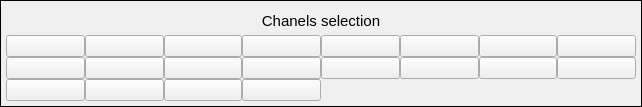
Qt form settingChannelSelection.ui (coucou1121/Datalogger) before a commit.
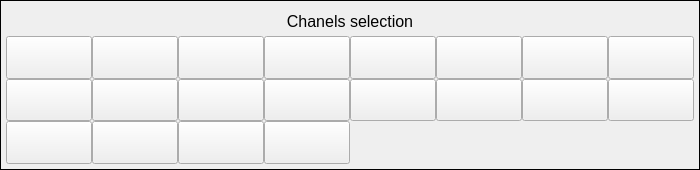
The same form after that commit.

Commit message: New display HMI setting But keep bug over 65509 values reading

```diff
--- a/settingChannelSelection.ui
+++ b/settingChannelSelection.ui
@@ -6,16 +6,33 @@
    <rect>
     <x>0</x>
     <y>0</y>
-    <width>642</width>
-    <height>107</height>
+    <width>700</width>
+    <height>170</height>
    </rect>
   </property>
+  <property name="sizePolicy">
+   <sizepolicy hsizetype="Fixed" vsizetype="Fixed">
+    <horstretch>0</horstretch>
+    <verstretch>0</verstretch>
+   </sizepolicy>
+  </property>
   <property name="minimumSize">
    <size>
-    <width>320</width>
-    <height>75</height>
+    <width>700</width>
+    <height>170</height>
    </size>
   </property>
+  <property name="maximumSize">
+   <size>
+    <width>700</width>
+    <height>170</height>
+   </size>
+  </property>
+  <property name="font">
+   <font>
+    <kerning>false</kerning>
+   </font>
+  </property>
   <property name="windowTitle">
    <string>Form</string>
   </property>
@@ -38,13 +55,72 @@
    <property name="spacing">
     <number>0</number>
    </property>
-   <item row="2" column="0">
-    <widget class="QPushButton" name="btDI9">
+   <item row="2" column="4">
+    <widget class="QPushButton" name="btDI13">
      <property name="sizePolicy">
-      <sizepolicy hsizetype="Minimum" vsizetype="Expanding">
+      <sizepolicy hsizetype="Expanding" vsizetype="Expanding">
        <horstretch>0</horstretch>
        <verstretch>0</verstretch>
       </sizepolicy>
+     </property>
+     <property name="minimumSize">
+      <size>
+       <width>40</width>
+       <height>40</height>
+      </size>
+     </property>
+     <property name="font">
+      <font>
+       <pointsize>12</pointsize>
+      </font>
+     </property>
+     <property name="text">
+      <string/>
+     </property>
+    </widget>
+   </item>
+   <item row="2" column="2">
+    <widget class="QPushButton" name="btDI11">
+     <property name="sizePolicy">
+      <sizepolicy hsizetype="Expanding" vsizetype="Expanding">
+       <horstretch>0</horstretch>
+       <verstretch>0</verstretch>
+      </sizepolicy>
+     </property>
+     <property name="minimumSize">
+      <size>
+       <width>40</width>
+       <height>40</height>
+      </size>
+     </property>
+     <property name="font">
+      <font>
+       <pointsize>12</pointsize>
+      </font>
+     </property>
+     <property name="text">
+      <string/>
+     </property>
+    </widget>
+   </item>
+   <item row="2" column="1">
+    <widget class="QPushButton" name="btDI10">
+     <property name="sizePolicy">
+      <sizepolicy hsizetype="Expanding" vsizetype="Expanding">
+       <horstretch>0</horstretch>
+       <verstretch>0</verstretch>
+      </sizepolicy>
+     </property>
+     <property name="minimumSize">
+      <size>
+       <width>40</width>
+       <height>40</height>
+      </size>
+     </property>
+     <property name="font">
+      <font>
+       <pointsize>12</pointsize>
+      </font>
      </property>
      <property name="text">
       <string/>
@@ -54,23 +130,21 @@
    <item row="1" column="3">
     <widget class="QPushButton" name="btDI4">
      <property name="sizePolicy">
-      <sizepolicy hsizetype="Minimum" vsizetype="Expanding">
+      <sizepolicy hsizetype="Expanding" vsizetype="Expanding">
        <horstretch>0</horstretch>
        <verstretch>0</verstretch>
       </sizepolicy>
      </property>
-     <property name="text">
-      <string/>
+     <property name="minimumSize">
+      <size>
+       <width>40</width>
+       <height>40</height>
+      </size>
      </property>
-    </widget>
-   </item>
-   <item row="1" column="2">
-    <widget class="QPushButton" name="btDI3">
-     <property name="sizePolicy">
-      <sizepolicy hsizetype="Minimum" vsizetype="Expanding">
-       <horstretch>0</horstretch>
-       <verstretch>0</verstretch>
-      </sizepolicy>
+     <property name="font">
+      <font>
+       <pointsize>12</pointsize>
+      </font>
      </property>
      <property name="text">
       <string/>
@@ -80,10 +154,45 @@
    <item row="1" column="1">
     <widget class="QPushButton" name="btDI2">
      <property name="sizePolicy">
-      <sizepolicy hsizetype="Minimum" vsizetype="Expanding">
+      <sizepolicy hsizetype="Expanding" vsizetype="Expanding">
        <horstretch>0</horstretch>
        <verstretch>0</verstretch>
       </sizepolicy>
+     </property>
+     <property name="minimumSize">
+      <size>
+       <width>40</width>
+       <height>40</height>
+      </size>
+     </property>
+     <property name="font">
+      <font>
+       <pointsize>12</pointsize>
+      </font>
+     </property>
+     <property name="text">
+      <string/>
+     </property>
+    </widget>
+   </item>
+   <item row="3" column="0">
+    <widget class="QPushButton" name="btAI1">
+     <property name="sizePolicy">
+      <sizepolicy hsizetype="Expanding" vsizetype="Expanding">
+       <horstretch>0</horstretch>
+       <verstretch>0</verstretch>
+      </sizepolicy>
+     </property>
+     <property name="minimumSize">
+      <size>
+       <width>40</width>
+       <height>40</height>
+      </size>
+     </property>
+     <property name="font">
+      <font>
+       <pointsize>12</pointsize>
+      </font>
      </property>
      <property name="text">
       <string/>
@@ -93,23 +202,72 @@
    <item row="1" column="5">
     <widget class="QPushButton" name="btDI6">
      <property name="sizePolicy">
-      <sizepolicy hsizetype="Minimum" vsizetype="Expanding">
+      <sizepolicy hsizetype="Expanding" vsizetype="Expanding">
        <horstretch>0</horstretch>
        <verstretch>0</verstretch>
       </sizepolicy>
      </property>
+     <property name="minimumSize">
+      <size>
+       <width>40</width>
+       <height>40</height>
+      </size>
+     </property>
+     <property name="font">
+      <font>
+       <pointsize>12</pointsize>
+      </font>
+     </property>
      <property name="text">
       <string/>
      </property>
     </widget>
    </item>
-   <item row="1" column="6">
-    <widget class="QPushButton" name="btDI7">
+   <item row="2" column="7">
+    <widget class="QPushButton" name="btDI16">
      <property name="sizePolicy">
-      <sizepolicy hsizetype="Preferred" vsizetype="Expanding">
+      <sizepolicy hsizetype="Expanding" vsizetype="Expanding">
        <horstretch>0</horstretch>
        <verstretch>0</verstretch>
       </sizepolicy>
+     </property>
+     <property name="minimumSize">
+      <size>
+       <width>40</width>
+       <height>40</height>
+      </size>
+     </property>
+     <property name="font">
+      <font>
+       <pointsize>12</pointsize>
+      </font>
+     </property>
+     <property name="text">
+      <string/>
+     </property>
+     <property name="default">
+      <bool>false</bool>
+     </property>
+    </widget>
+   </item>
+   <item row="2" column="6">
+    <widget class="QPushButton" name="btDI15">
+     <property name="sizePolicy">
+      <sizepolicy hsizetype="Expanding" vsizetype="Expanding">
+       <horstretch>0</horstretch>
+       <verstretch>0</verstretch>
+      </sizepolicy>
+     </property>
+     <property name="minimumSize">
+      <size>
+       <width>40</width>
+       <height>40</height>
+      </size>
+     </property>
+     <property name="font">
+      <font>
+       <pointsize>12</pointsize>
+      </font>
      </property>
      <property name="text">
       <string/>
@@ -119,10 +277,45 @@
    <item row="1" column="4">
     <widget class="QPushButton" name="btDI5">
      <property name="sizePolicy">
-      <sizepolicy hsizetype="Minimum" vsizetype="Expanding">
+      <sizepolicy hsizetype="Expanding" vsizetype="Expanding">
        <horstretch>0</horstretch>
        <verstretch>0</verstretch>
       </sizepolicy>
+     </property>
+     <property name="minimumSize">
+      <size>
+       <width>40</width>
+       <height>40</height>
+      </size>
+     </property>
+     <property name="font">
+      <font>
+       <pointsize>12</pointsize>
+      </font>
+     </property>
+     <property name="text">
+      <string/>
+     </property>
+    </widget>
+   </item>
+   <item row="1" column="2">
+    <widget class="QPushButton" name="btDI3">
+     <property name="sizePolicy">
+      <sizepolicy hsizetype="Expanding" vsizetype="Expanding">
+       <horstretch>0</horstretch>
+       <verstretch>0</verstretch>
+      </sizepolicy>
+     </property>
+     <property name="minimumSize">
+      <size>
+       <width>40</width>
+       <height>40</height>
+      </size>
+     </property>
+     <property name="font">
+      <font>
+       <pointsize>12</pointsize>
+      </font>
      </property>
      <property name="text">
       <string/>
@@ -132,62 +325,21 @@
    <item row="1" column="0">
     <widget class="QPushButton" name="btDI1">
      <property name="sizePolicy">
-      <sizepolicy hsizetype="Minimum" vsizetype="Expanding">
+      <sizepolicy hsizetype="Expanding" vsizetype="Expanding">
        <horstretch>0</horstretch>
        <verstretch>0</verstretch>
       </sizepolicy>
      </property>
-     <property name="text">
-      <string/>
+     <property name="minimumSize">
+      <size>
+       <width>40</width>
+       <height>40</height>
+      </size>
      </property>
-    </widget>
-   </item>
-   <item row="3" column="0">
-    <widget class="QPushButton" name="btAI1">
-     <property name="sizePolicy">
-      <sizepolicy hsizetype="Minimum" vsizetype="Expanding">
-       <horstretch>0</horstretch>
-       <verstretch>0</verstretch>
-      </sizepolicy>
-     </property>
-     <property name="text">
-      <string/>
-     </property>
-    </widget>
-   </item>
-   <item row="1" column="7">
-    <widget class="QPushButton" name="btDI8">
-     <property name="sizePolicy">
-      <sizepolicy hsizetype="Minimum" vsizetype="Minimum">
-       <horstretch>0</horstretch>
-       <verstretch>0</verstretch>
-      </sizepolicy>
-     </property>
-     <property name="text">
-      <string/>
-     </property>
-    </widget>
-   </item>
-   <item row="2" column="1">
-    <widget class="QPushButton" name="btDI10">
-     <property name="sizePolicy">
-      <sizepolicy hsizetype="Minimum" vsizetype="Expanding">
-       <horstretch>0</horstretch>
-       <verstretch>0</verstretch>
-      </sizepolicy>
-     </property>
-     <property name="text">
-      <string/>
-     </property>
-    </widget>
-   </item>
-   <item row="2" column="2">
-    <widget class="QPushButton" name="btDI11">
-     <property name="sizePolicy">
-      <sizepolicy hsizetype="Minimum" vsizetype="Expanding">
-       <horstretch>0</horstretch>
-       <verstretch>0</verstretch>
-      </sizepolicy>
+     <property name="font">
+      <font>
+       <pointsize>12</pointsize>
+      </font>
      </property>
      <property name="text">
       <string/>
@@ -197,23 +349,69 @@
    <item row="2" column="3">
     <widget class="QPushButton" name="btDI12">
      <property name="sizePolicy">
-      <sizepolicy hsizetype="Minimum" vsizetype="Expanding">
+      <sizepolicy hsizetype="Expanding" vsizetype="Expanding">
        <horstretch>0</horstretch>
        <verstretch>0</verstretch>
       </sizepolicy>
      </property>
+     <property name="minimumSize">
+      <size>
+       <width>40</width>
+       <height>40</height>
+      </size>
+     </property>
+     <property name="font">
+      <font>
+       <pointsize>12</pointsize>
+      </font>
+     </property>
      <property name="text">
       <string/>
      </property>
     </widget>
    </item>
-   <item row="2" column="4">
-    <widget class="QPushButton" name="btDI13">
+   <item row="1" column="6">
+    <widget class="QPushButton" name="btDI7">
      <property name="sizePolicy">
-      <sizepolicy hsizetype="Minimum" vsizetype="Expanding">
+      <sizepolicy hsizetype="Expanding" vsizetype="Expanding">
        <horstretch>0</horstretch>
        <verstretch>0</verstretch>
       </sizepolicy>
+     </property>
+     <property name="minimumSize">
+      <size>
+       <width>40</width>
+       <height>40</height>
+      </size>
+     </property>
+     <property name="font">
+      <font>
+       <pointsize>12</pointsize>
+      </font>
+     </property>
+     <property name="text">
+      <string/>
+     </property>
+    </widget>
+   </item>
+   <item row="2" column="0">
+    <widget class="QPushButton" name="btDI9">
+     <property name="sizePolicy">
+      <sizepolicy hsizetype="Expanding" vsizetype="Expanding">
+       <horstretch>0</horstretch>
+       <verstretch>0</verstretch>
+      </sizepolicy>
+     </property>
+     <property name="minimumSize">
+      <size>
+       <width>40</width>
+       <height>40</height>
+      </size>
+     </property>
+     <property name="font">
+      <font>
+       <pointsize>12</pointsize>
+      </font>
      </property>
      <property name="text">
       <string/>
@@ -223,78 +421,45 @@
    <item row="2" column="5">
     <widget class="QPushButton" name="btDI14">
      <property name="sizePolicy">
-      <sizepolicy hsizetype="Minimum" vsizetype="Expanding">
+      <sizepolicy hsizetype="Expanding" vsizetype="Expanding">
        <horstretch>0</horstretch>
        <verstretch>0</verstretch>
       </sizepolicy>
      </property>
-     <property name="text">
-      <string/>
+     <property name="minimumSize">
+      <size>
+       <width>40</width>
+       <height>40</height>
+      </size>
      </property>
-    </widget>
-   </item>
-   <item row="2" column="6">
-    <widget class="QPushButton" name="btDI15">
-     <property name="sizePolicy">
-      <sizepolicy hsizetype="Minimum" vsizetype="Expanding">
-       <horstretch>0</horstretch>
-       <verstretch>0</verstretch>
-      </sizepolicy>
+     <property name="font">
+      <font>
+       <pointsize>12</pointsize>
+      </font>
      </property>
      <property name="text">
       <string/>
      </property>
     </widget>
    </item>
-   <item row="2" column="7">
-    <widget class="QPushButton" name="btDI16">
+   <item row="1" column="7">
+    <widget class="QPushButton" name="btDI8">
      <property name="sizePolicy">
-      <sizepolicy hsizetype="Minimum" vsizetype="Expanding">
+      <sizepolicy hsizetype="Expanding" vsizetype="Minimum">
        <horstretch>0</horstretch>
        <verstretch>0</verstretch>
       </sizepolicy>
      </property>
-     <property name="text">
-      <string/>
+     <property name="minimumSize">
+      <size>
+       <width>40</width>
+       <height>40</height>
+      </size>
      </property>
-     <property name="default">
-      <bool>false</bool>
-     </property>
-    </widget>
-   </item>
-   <item row="3" column="1">
-    <widget class="QPushButton" name="btAI2">
-     <property name="sizePolicy">
-      <sizepolicy hsizetype="Minimum" vsizetype="Expanding">
-       <horstretch>0</horstretch>
-       <verstretch>0</verstretch>
-      </sizepolicy>
-     </property>
-     <property name="text">
-      <string/>
-     </property>
-    </widget>
-   </item>
-   <item row="3" column="2">
-    <widget class="QPushButton" name="btAI3">
-     <property name="sizePolicy">
-      <sizepolicy hsizetype="Minimum" vsizetype="Expanding">
-       <horstretch>0</horstretch>
-       <verstretch>0</verstretch>
-      </sizepolicy>
-     </property>
-     <property name="text">
-      <string/>
-     </property>
-    </widget>
-   </item>
-   <item row="3" column="3">
-    <widget class="QPushButton" name="btAI4">
-     <property name="sizePolicy">
-      <sizepolicy hsizetype="Minimum" vsizetype="Expanding">
-       <horstretch>0</horstretch>
-       <verstretch>0</verstretch>
-      </sizepolicy>
+     <property name="font">
+      <font>
+       <pointsize>12</pointsize>
+      </font>
      </property>
      <property name="text">
       <string/>
@@ -317,7 +482,7 @@
      </property>
      <property name="font">
       <font>
-       <pointsize>11</pointsize>
+       <pointsize>12</pointsize>
       </font>
      </property>
      <property name="text">
@@ -331,6 +496,78 @@
      </property>
     </widget>
    </item>
+   <item row="3" column="2">
+    <widget class="QPushButton" name="btAI3">
+     <property name="sizePolicy">
+      <sizepolicy hsizetype="Expanding" vsizetype="Expanding">
+       <horstretch>0</horstretch>
+       <verstretch>0</verstretch>
+      </sizepolicy>
+     </property>
+     <property name="minimumSize">
+      <size>
+       <width>40</width>
+       <height>40</height>
+      </size>
+     </property>
+     <property name="font">
+      <font>
+       <pointsize>12</pointsize>
+      </font>
+     </property>
+     <property name="text">
+      <string/>
+     </property>
+    </widget>
+   </item>
+   <item row="3" column="1">
+    <widget class="QPushButton" name="btAI2">
+     <property name="sizePolicy">
+      <sizepolicy hsizetype="Expanding" vsizetype="Expanding">
+       <horstretch>0</horstretch>
+       <verstretch>0</verstretch>
+      </sizepolicy>
+     </property>
+     <property name="minimumSize">
+      <size>
+       <width>40</width>
+       <height>40</height>
+      </size>
+     </property>
+     <property name="font">
+      <font>
+       <pointsize>12</pointsize>
+      </font>
+     </property>
+     <property name="text">
+      <string/>
+     </property>
+    </widget>
+   </item>
+   <item row="3" column="3">
+    <widget class="QPushButton" name="btAI4">
+     <property name="sizePolicy">
+      <sizepolicy hsizetype="Expanding" vsizetype="Expanding">
+       <horstretch>0</horstretch>
+       <verstretch>0</verstretch>
+      </sizepolicy>
+     </property>
+     <property name="minimumSize">
+      <size>
+       <width>40</width>
+       <height>40</height>
+      </size>
+     </property>
+     <property name="font">
+      <font>
+       <pointsize>12</pointsize>
+      </font>
+     </property>
+     <property name="text">
+      <string/>
+     </property>
+    </widget>
+   </item>
   </layout>
  </widget>
  <resources/>
```
The commit also changes 39 other files.
